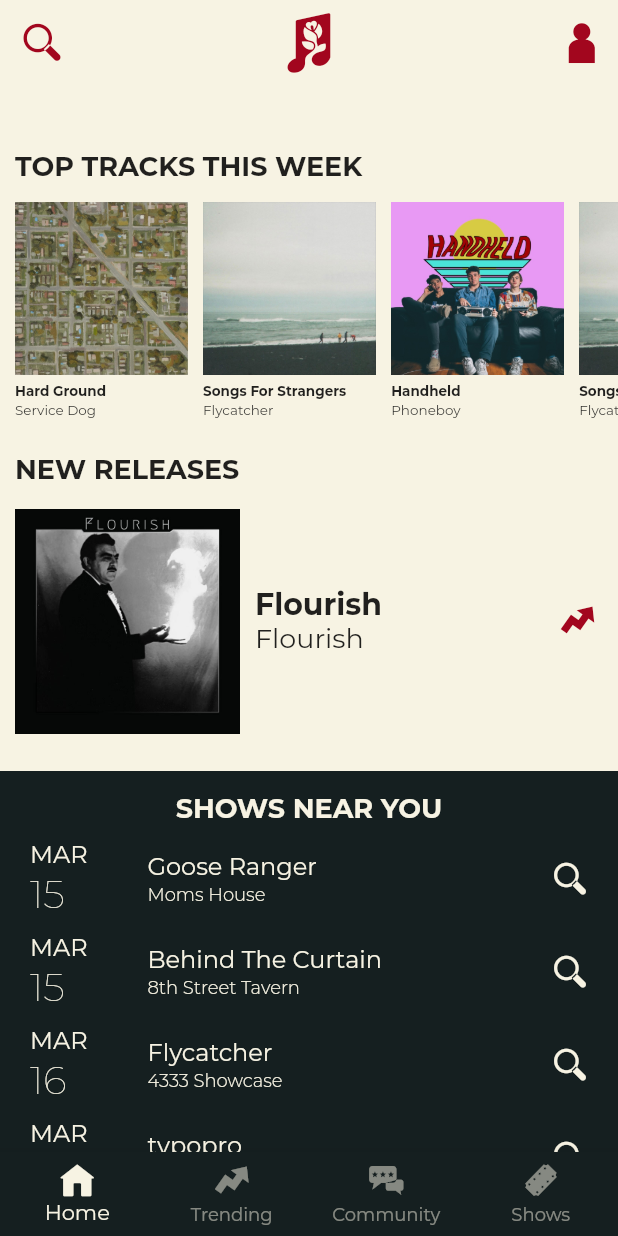
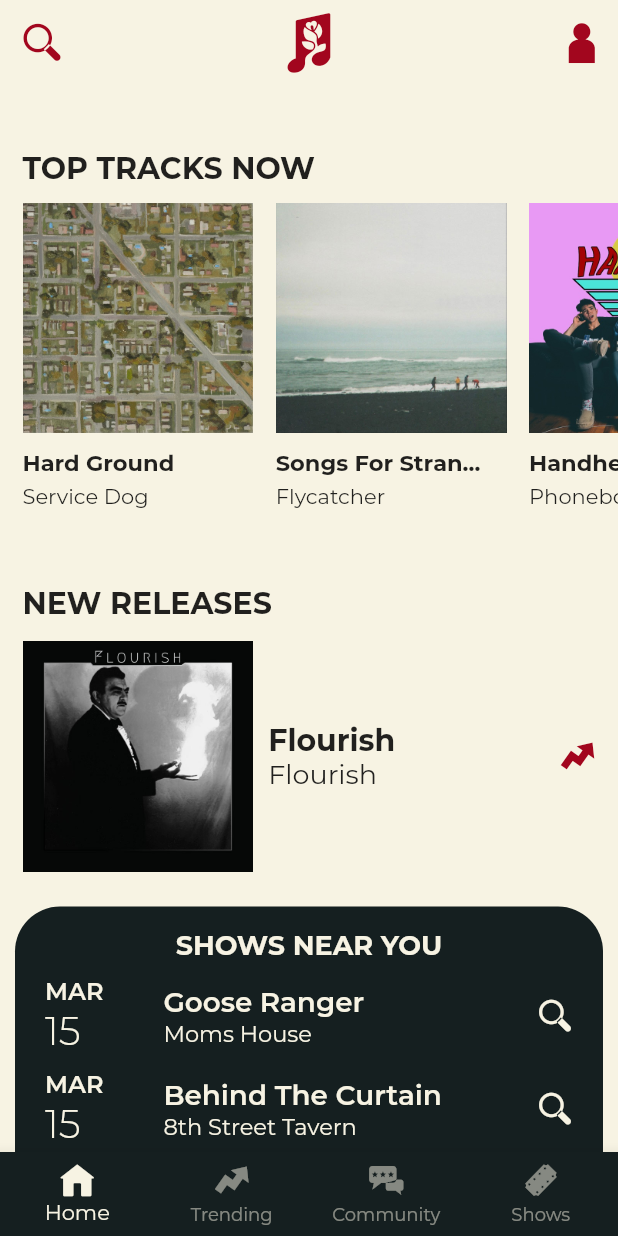
Before and after one commit to aaronlerch3/lofi, a Flutter app: the screen it shows after launch, on a phone screen of 412 x 824 dp. Run offline on Flutter 3.47's test engine with Material 2 defaults, Android fonts, the phone set to English and light mode, and no system bars; our stand-ins replace flutter_dotenv, shared_preferences; missing offline and left inert: amazon_cognito_identity_dart_2; project files that could hold a hidden picture were left out.

Commit message:
edited forums, improved UI design

```diff
--- a/app/lib/community_page/community.dart
+++ b/app/lib/community_page/community.dart
@@ -25,7 +25,7 @@ class _CommunityState extends State<Community> {
               ),
               tabs: <Widget>[
                 Tab(
-                  child: Text("COMMUNITY", style: TextStyle(fontFamily: 'Montserrat', color: Color(0xFF151F20), fontSize: 20, fontWeight: FontWeight.w700),),
+                  child: Text("FORUMS", style: TextStyle(fontFamily: 'Montserrat', color: Color(0xFF151F20), fontSize: 20, fontWeight: FontWeight.w700),),
                 ),
                 Tab(
                   child: Text("REVIEWS", style: TextStyle(fontFamily: 'Montserrat', color: Color(0xFF151F20), fontSize: 20, fontWeight: FontWeight.w700),),
--- a/app/lib/home_page/home_page.dart
+++ b/app/lib/home_page/home_page.dart
@@ -24,16 +24,16 @@ class _HomePageState extends State<HomePage> {
           Row(
             children: <Widget>[
               Container(
-                margin: EdgeInsets.only(top: 90),
-                padding: EdgeInsets.only(left: 10, right: 10),
+                margin: EdgeInsets.only(top: 90, bottom: 10),
+                padding: EdgeInsets.only(left: 15, right: 10),
                 alignment: Alignment.centerLeft,
                 height: 25,
                 child: Column(
                   children: <Widget>[
                     Text(
-                      'TOP TRACKS THIS WEEK',
+                      'TOP TRACKS NOW',
                       style:
-                      TextStyle(fontWeight: FontWeight.w800, fontSize: 18),
+                      TextStyle(fontWeight: FontWeight.w800, fontSize: 20),
                     ),
                   ],
                 ),
@@ -42,8 +42,8 @@ class _HomePageState extends State<HomePage> {
           ),
           //Top Tracks
           Container(
-            height: 170,
-            margin: EdgeInsets.only(left: 10),
+            height: MediaQuery.of(context).size.height * .282,
+            margin: EdgeInsets.only(left: 0, bottom: 10),
             child: ListView(
               physics: BouncingScrollPhysics(),
               scrollDirection: Axis.horizontal,
@@ -55,14 +55,14 @@ class _HomePageState extends State<HomePage> {
           Row(
             children: <Widget>[
               Container(
-                padding: EdgeInsets.only(left: 10, right: 10),
-                margin: EdgeInsets.only(top: 7, bottom: 5),
+                padding: EdgeInsets.only(left: 15, right: 10),
+                margin: EdgeInsets.only(top: 13, bottom: 5),
                 child: Column(
                   children: <Widget>[
                     Text(
                       'NEW RELEASES',
                       style:
-                      TextStyle(fontWeight: FontWeight.w800, fontSize: 18),
+                      TextStyle(fontWeight: FontWeight.w800, fontSize: 20),
                     ),
                   ],
                 ),
@@ -86,9 +86,16 @@ class _HomePageState extends State<HomePage> {
             children: <Widget>[
               Expanded(
                 child: Container(
-                  margin: EdgeInsets.only(top: 15),
-                  padding: EdgeInsets.symmetric(vertical: 14),
-                  color: Color(0xFF151F20),
+                  margin: EdgeInsets.only(left: 10, right: 10, top: 15, bottom: 15),
+                  child: Column(
+                    children: <Widget>[
+                      DecoratedBox(
+                        decoration: BoxDecoration(
+                          borderRadius: BorderRadius.circular(30),
+                          color: Color(0xFF151F20)
+                        ),
+                        child: Container(
+                          padding: EdgeInsets.symmetric(vertical: 15),
                           child: Column(
                             children: <Widget>[
                               Text(
@@ -99,6 +106,10 @@ class _HomePageState extends State<HomePage> {
                                     fontWeight: FontWeight.w700),
                               ),
                               ShowsNearYouList(),
+                            ],
+                          ),
+                        ),
+                      ),
                     ],
                   ),
                 ),
--- a/app/lib/home_page/new_releases_gallery.dart
+++ b/app/lib/home_page/new_releases_gallery.dart
@@ -31,13 +31,13 @@ class _NewReleasesGalleryState extends State<NewReleasesGallery>{
           mainAxisAlignment: MainAxisAlignment.start,
           children: <Widget>[
             Container(
-              margin: EdgeInsets.only(left: 10, right: 10),
+              margin: EdgeInsets.only(left: 15, right: 10),
               child: Column(
                 mainAxisAlignment: MainAxisAlignment.center,
                 children: <Widget>[
                   Image.asset(
                     images[i],
-                    scale: 4,
+                    scale: 3.9,
                   ),
                 ],
               ),
--- a/app/lib/home_page/shows_near_you_list.dart
+++ b/app/lib/home_page/shows_near_you_list.dart
@@ -51,13 +51,13 @@ class _ShowsNearYouListState extends State<ShowsNearYouList> {
                   Text(month[i],
                       style: TextStyle(
                           color: Color(0xFFF7F3E3),
-                          fontSize: 16)),
+                          fontSize: 16, fontWeight: FontWeight.w600)),
                   Text(
                     day[i],
                     style: TextStyle(
                         color: Color(0xFFF7F3E3),
                         fontSize: 26,
-                        fontWeight: FontWeight.w100),
+                        fontWeight: FontWeight.w300),
                   ),
                 ],
               ),
@@ -67,13 +67,13 @@ class _ShowsNearYouListState extends State<ShowsNearYouList> {
               children: <Widget>[
                 Text(band[i],
                     style: TextStyle(
-                        color: Color(0xFFF7F3E3), fontSize: 16)),
+                        color: Color(0xFFF7F3E3), fontSize: 18.5, fontWeight: FontWeight.w600)),
                 Text(
                   venue[i],
                   style: TextStyle(
                       color: Color(0xFFF7F3E3),
-                      fontSize: 12,
-                      fontWeight: FontWeight.w300),
+                      fontSize: 15,
+                      fontWeight: FontWeight.w400),
                 ),
               ],
             ),
--- a/app/lib/home_page/top_tracks_gallery.dart
+++ b/app/lib/home_page/top_tracks_gallery.dart
@@ -18,9 +18,9 @@ class _TopTracksGalleryState extends State<TopTracksGallery> {
     images.add("images/handheld.jpg");
     List<String> track = new List<String>();
     track.add("Hard Ground");
-    track.add("Songs For Strangers");
+    track.add("Songs For Stran...");
     track.add("Handheld");
-    track.add("Songs For Strangers");
+    track.add("Songs For Stran...");
     track.add("Handheld");
     List<String> band = new List<String>();
     band.add("Service Dog");
@@ -30,31 +30,29 @@ class _TopTracksGalleryState extends State<TopTracksGallery> {
     band.add("Phoneboy");
     for (var i = 0; i < images.length; i++) {
       children.add(Container(
-        padding: EdgeInsets.only(right: 10),
+        padding: EdgeInsets.only(right: 0, left: 15),
         child: Column(
           crossAxisAlignment: CrossAxisAlignment.start,
           children: <Widget>[
-            Spacer(
-              flex: 6,
+            Container(
+              margin: EdgeInsets.only(bottom: 10),
+              child: Image.asset(
+                images[i],
+                scale: 3.9,
+              ),
             ),
-            Image.asset(
-              images[i],
-              scale: 5.2,
+            Container(
+              margin: EdgeInsets.only(bottom: 5),
+              child: Text(
+                track[i],
+                style: TextStyle(fontSize: 15, fontWeight: FontWeight.bold),
+              ),
             ),
-            Spacer(),
-            Spacer(),
-            Spacer(),
-            Text(
-              track[i],
-              style: TextStyle(fontSize: 9, fontWeight: FontWeight.bold),
-            ),
-            Spacer(),
-            Text(
-              band[i],
-              style: TextStyle(fontSize: 9),
-            ),
-            Spacer(
-              flex: 10,
+            Container(
+              child: Text(
+                band[i],
+                style: TextStyle(fontSize: 14),
+              ),
             ),
           ],
         ),
--- a/app/pubspec.yaml
+++ b/app/pubspec.yaml
@@ -62,6 +62,8 @@ flutter:
        weight: 300
      - asset: fonts/Montserrat-Regular.ttf
        weight: 400
+     - asset: fonts/Montserrat-SemiBold.ttf
+       weight: 600
      - asset: fonts/Montserrat-Bold.ttf
        weight: 700
      - asset: fonts/Montserrat-ExtraBold.ttf
```
Also changed, not shown: app/lib/community_page/discussion_feed.dart (+20 -25 lines). Lines whose indentation alone changed are shown as unchanged.
